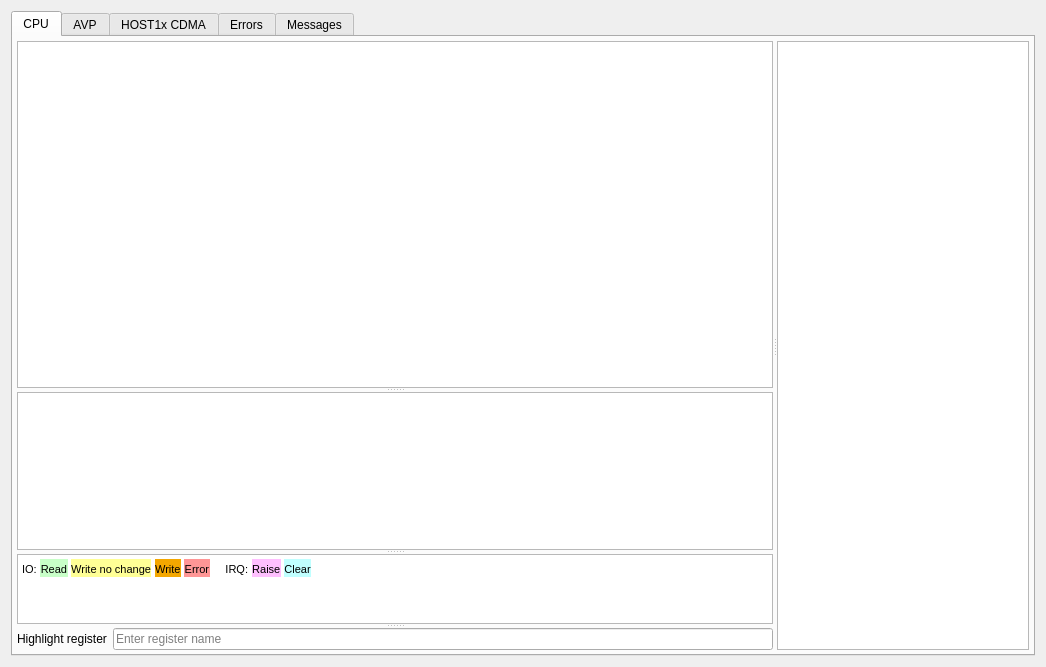
First picture: the form in mainwindow.ui, repository digetx/tegra2_qemu_trace_viewer, before the edit.
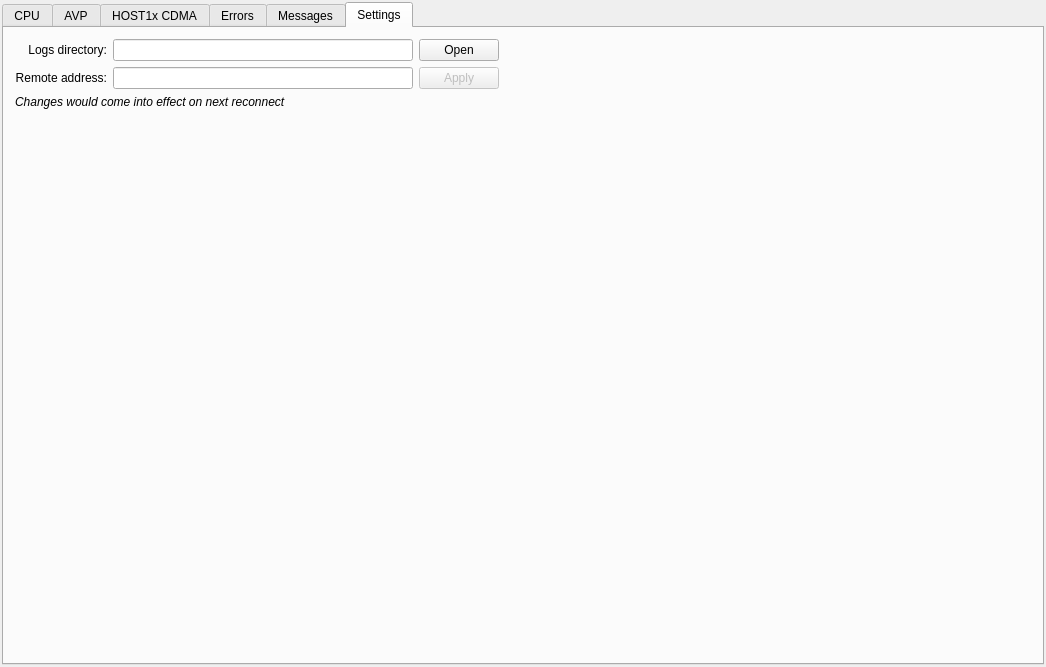
Second picture: the form after the edit. The open tabs and pages were chosen to show the change. Custom widgets are drawn as their Qt base class.

Commit message: Add Settings tab

```diff
--- a/mainwindow.ui
+++ b/mainwindow.ui
@@ -24,6 +24,21 @@
     </size>
    </property>
    <layout class="QVBoxLayout" name="verticalLayout_2">
+    <property name="spacing">
+     <number>2</number>
+    </property>
+    <property name="leftMargin">
+     <number>2</number>
+    </property>
+    <property name="topMargin">
+     <number>2</number>
+    </property>
+    <property name="rightMargin">
+     <number>2</number>
+    </property>
+    <property name="bottomMargin">
+     <number>2</number>
+    </property>
     <item>
      <widget class="TraceTabWidget" name="tabWidgetTrace">
       <property name="tabPosition">
@@ -639,6 +654,148 @@
         </item>
        </layout>
       </widget>
+      <widget class="QWidget" name="tab">
+       <attribute name="title">
+        <string>Settings</string>
+       </attribute>
+       <layout class="QGridLayout" name="gridLayout">
+        <item row="0" column="0">
+         <layout class="QVBoxLayout" name="verticalLayout_4">
+          <item>
+           <layout class="QHBoxLayout" name="horizontalLayout_13">
+            <item>
+             <layout class="QVBoxLayout" name="verticalLayout_6">
+              <item>
+               <widget class="QLabel" name="label_2">
+                <property name="text">
+                 <string>Logs directory:</string>
+                </property>
+                <property name="alignment">
+                 <set>Qt::AlignRight|Qt::AlignTrailing|Qt::AlignVCenter</set>
+                </property>
+               </widget>
+              </item>
+              <item>
+               <widget class="QLabel" name="label_3">
+                <property name="text">
+                 <string>Remote address:</string>
+                </property>
+                <property name="alignment">
+                 <set>Qt::AlignRight|Qt::AlignTrailing|Qt::AlignVCenter</set>
+                </property>
+               </widget>
+              </item>
+             </layout>
+            </item>
+            <item>
+             <layout class="QVBoxLayout" name="verticalLayout_11">
+              <item>
+               <layout class="QHBoxLayout" name="horizontalLayout_15">
+                <item>
+                 <widget class="QLineEdit" name="lineEditSaveDir">
+                  <property name="maximumSize">
+                   <size>
+                    <width>300</width>
+                    <height>16777215</height>
+                   </size>
+                  </property>
+                  <property name="readOnly">
+                   <bool>true</bool>
+                  </property>
+                 </widget>
+                </item>
+                <item>
+                 <widget class="QPushButton" name="pushButtonSeveDir">
+                  <property name="text">
+                   <string>Open</string>
+                  </property>
+                 </widget>
+                </item>
+                <item>
+                 <spacer name="horizontalSpacer">
+                  <property name="orientation">
+                   <enum>Qt::Horizontal</enum>
+                  </property>
+                  <property name="sizeHint" stdset="0">
+                   <size>
+                    <width>40</width>
+                    <height>20</height>
+                   </size>
+                  </property>
+                 </spacer>
+                </item>
+               </layout>
+              </item>
+              <item>
+               <layout class="QHBoxLayout" name="horizontalLayout_14">
+                <item>
+                 <widget class="QLineEdit" name="lineEditRemoteAddr">
+                  <property name="maximumSize">
+                   <size>
+                    <width>300</width>
+                    <height>16777215</height>
+                   </size>
+                  </property>
+                 </widget>
+                </item>
+                <item>
+                 <widget class="QPushButton" name="pushButtonRemoteAddr">
+                  <property name="enabled">
+                   <bool>false</bool>
+                  </property>
+                  <property name="text">
+                   <string>Apply</string>
+                  </property>
+                 </widget>
+                </item>
+                <item>
+                 <spacer name="horizontalSpacer_2">
+                  <property name="orientation">
+                   <enum>Qt::Horizontal</enum>
+                  </property>
+                  <property name="sizeHint" stdset="0">
+                   <size>
+                    <width>40</width>
+                    <height>20</height>
+                   </size>
+                  </property>
+                 </spacer>
+                </item>
+               </layout>
+              </item>
+             </layout>
+            </item>
+           </layout>
+          </item>
+          <item>
+           <widget class="QLabel" name="label_6">
+            <property name="font">
+             <font>
+              <italic>true</italic>
+             </font>
+            </property>
+            <property name="text">
+             <string>Changes would come into effect on next reconnect</string>
+            </property>
+           </widget>
+          </item>
+          <item>
+           <spacer name="verticalSpacer">
+            <property name="orientation">
+             <enum>Qt::Vertical</enum>
+            </property>
+            <property name="sizeHint" stdset="0">
+             <size>
+              <width>20</width>
+              <height>40</height>
+             </size>
+            </property>
+           </spacer>
+          </item>
+         </layout>
+        </item>
+       </layout>
+      </widget>
      </widget>
     </item>
    </layout>
```
The commit also changes 6 other files.
